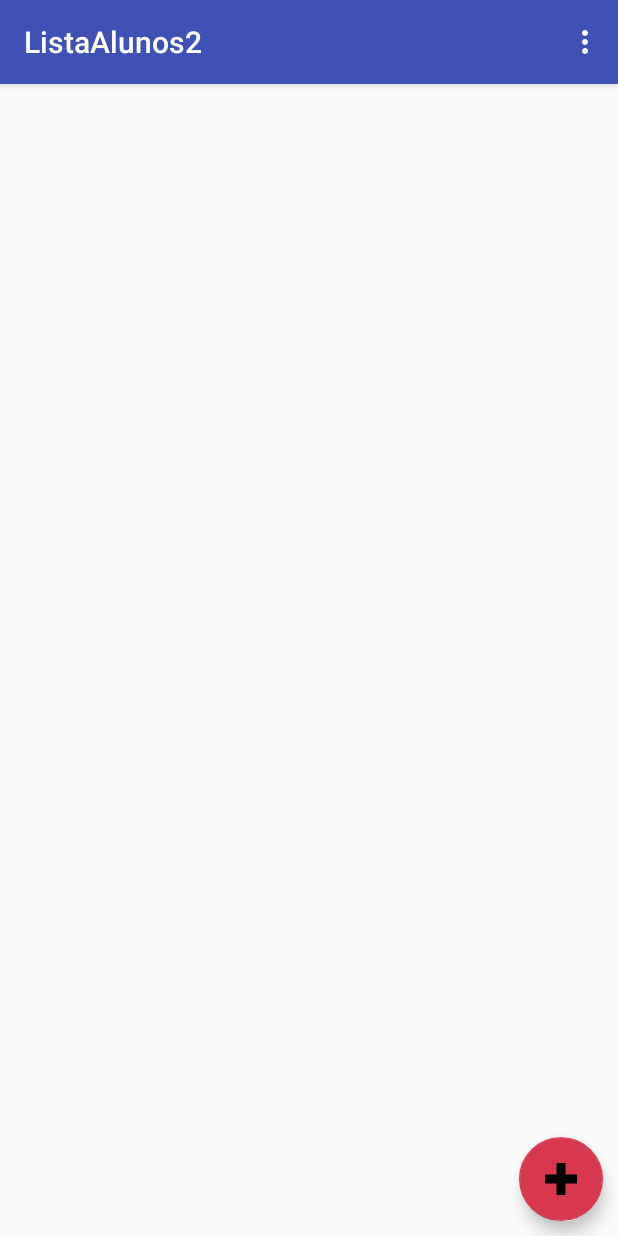
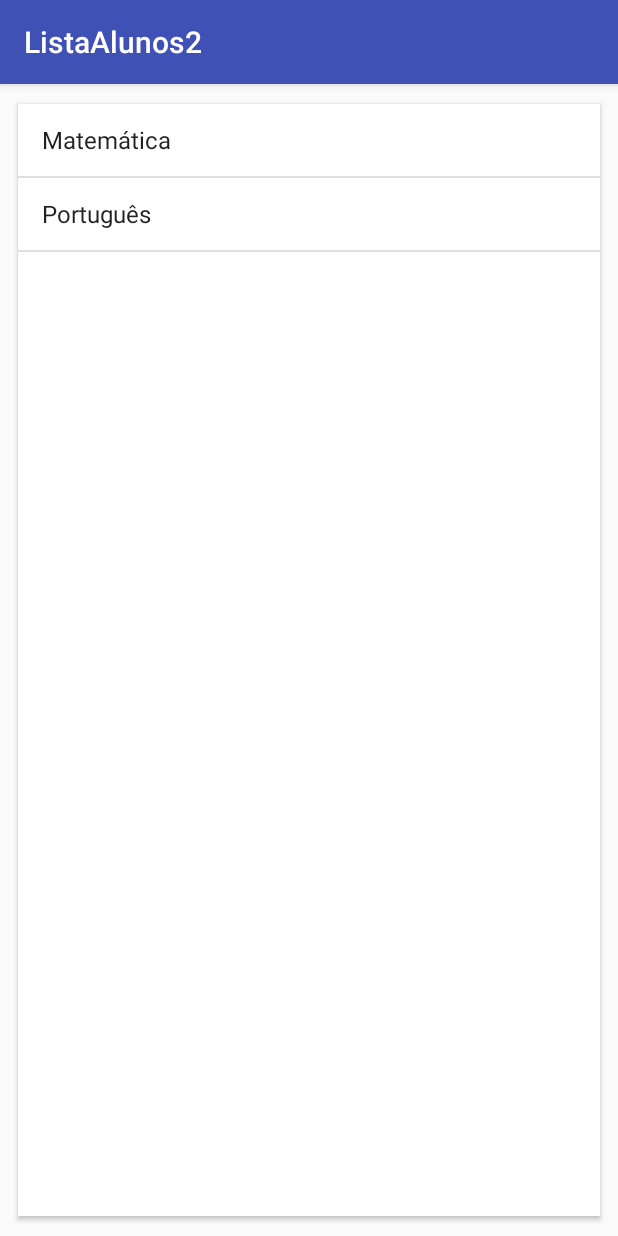
Before and after one commit to sebagou/curso, an Android app: the screen it shows after launch (ListaAlunosActivity before the commit, ProvasActivity after it), in the options menu, after a tap on "Baixar provas", on a phone screen of 412 x 824 dp. Run offline under Robolectric (Android 15) with nearby library versions, the phone set to English and light mode, and no system bars.

Commit message:
versao 8/11

```diff
--- a/app/build.gradle
+++ b/app/build.gradle
@@ -28,4 +28,5 @@ dependencies {
     testCompile 'junit:junit:4.12'
     compile 'com.android.support:design:25.0.0'
     compile 'com.squareup.okhttp3:okhttp:3.9.0'
+    compile 'com.android.support:cardview-v7:25.0.0'
 }
--- a/app/src/main/AndroidManifest.xml
+++ b/app/src/main/AndroidManifest.xml
@@ -21,10 +21,10 @@
 
 
         <activity android:name=".activity.FormularioActivity">
+        </activity>
+        <activity android:name=".activity.ProvasActivity">
+        </activity>
 
-
-
-        </activity>
     </application>
     <uses-permission android:name="android.permission.CALL_PHONE" />
     <uses-permission android:name="android.permission.CAMERA" />
--- a/app/src/main/java/com/example/android7164/listaalunos2/activity/ListaAlunosActivity.java
+++ b/app/src/main/java/com/example/android7164/listaalunos2/activity/ListaAlunosActivity.java
@@ -180,9 +180,12 @@ public class ListaAlunosActivity extends AppCompatActivity {
 
             case R.id.menu_enviar_notas:
                 new EnviaAlunosTask(this).execute();
-
                 return true;
 
+            case R.id.menu_receber_provas:
+                Intent provas = new Intent(this, ProvasActivity.class);
+                startActivity(provas);
+                return true;
 
         }
         return super.onOptionsItemSelected(item);
--- /dev/null
+++ b/app/src/main/java/com/example/android7164/listaalunos2/activity/ProvasActivity.java
@@ -0,0 +1,32 @@
+package com.example.android7164.listaalunos2.activity;
+
+
+import android.os.Bundle;
+import android.support.v4.app.FragmentTransaction;
+import android.support.v7.app.AppCompatActivity;
+
+import com.example.android7164.listaalunos2.R;
+import com.example.android7164.listaalunos2.fragment.ListaProvasFragment;
+
+/**
+ * Created by android7164 on 10/11/17.
+ */
+
+public class ProvasActivity extends AppCompatActivity{
+
+    @Override
+    public void onCreate(Bundle savedInstance){
+        super.onCreate(savedInstance);
+
+        setContentView(R.layout.activity_provas);
+
+        FragmentTransaction transaction = getSupportFragmentManager().beginTransaction();
+
+        transaction.replace(R.id.provas_view, new ListaProvasFragment());
+
+        transaction.commit();
+
+    }
+
+
+}
--- /dev/null
+++ b/app/src/main/java/com/example/android7164/listaalunos2/fragment/ListaProvasFragment.java
@@ -0,0 +1,65 @@
+package com.example.android7164.listaalunos2.fragment;
+
+
+import android.os.Bundle;
+import android.support.v4.app.Fragment;
+import android.view.LayoutInflater;
+import android.view.View;
+import android.view.ViewGroup;
+import android.widget.AdapterView;
+import android.widget.ArrayAdapter;
+import android.widget.ListView;
+import android.widget.Toast;
+
+import com.example.android7164.listaalunos2.R;
+import com.example.android7164.listaalunos2.model.Prova;
+
+import java.util.Arrays;
+import java.util.List;
+
+/**
+ * Created by android7164 on 10/11/17.
+ */
+
+public class ListaProvasFragment extends Fragment {
+    private ListView listViewProvas;
+
+   @Override
+    public View onCreateView(LayoutInflater inflater, ViewGroup container, Bundle savedInstance){
+
+        View layoutProvas = inflater.inflate(R.layout.fragment_lista_provas, container, false);
+
+        this.listViewProvas = (ListView) layoutProvas.findViewById(R.id.lista_provas_listview);
+
+        // Gerando as provas que irão popular nossa lista
+        Prova prova1 = new Prova("20/06/2015", "Matemática");
+        prova1.setTopicos(Arrays.asList("Álgebra linear", "Cálculo", "Estatística"));
+
+        Prova prova2 = new Prova("25/07/2015", "Português");
+        prova2.setTopicos(Arrays.asList("Complemento nominal", "Orações subordinadas", "Análise sintática"));
+
+        List<Prova> provas = Arrays.asList(prova1, prova2);
+
+        // Populando a lista com um ArrayAdapter que recebe a lista de provas
+        this.listViewProvas.setAdapter(new ArrayAdapter<Prova>(getActivity(), android.R.layout.simple_list_item_1, provas));
+
+        this.listViewProvas.setOnItemClickListener(new AdapterView.OnItemClickListener() {
+            @Override
+            public void onItemClick(AdapterView<?> adapter, View view, int posicao, long id) {
+
+                Prova selecionada = (Prova) adapter.getItemAtPosition(posicao);
+
+                Toast.makeText(getActivity(),"Prova: "+ selecionada, Toast.LENGTH_SHORT).show();
+
+            }
+        });
+
+        return layoutProvas;
+
+    }
+
+
+
+
+
+}
--- /dev/null
+++ b/app/src/main/java/com/example/android7164/listaalunos2/model/Prova.java
@@ -0,0 +1,58 @@
+package com.example.android7164.listaalunos2.model;
+
+/**
+ * Created by android7164 on 10/11/17.
+ */
+
+import java.io.Serializable;
+import java.util.ArrayList;
+import java.util.List;
+
+public class Prova implements Serializable {
+    private String data;
+    private String materia;
+    private String descricao;
+    private List<String> topicos = new ArrayList<String>();
+
+    public Prova(String data, String materia) {
+        this.data = data;
+        this.materia = materia;
+    }
+
+    @Override
+    public String toString() {
+        return materia;
+    }
+
+    public String getData() {
+        return data;
+    }
+
+    public void setData(String data) {
+        this.data = data;
+    }
+
+    public String getMateria() {
+        return materia;
+    }
+
+    public void setMateria(String materia) {
+        this.materia = materia;
+    }
+
+    public String getDescricao() {
+        return descricao;
+    }
+
+    public void setDescricao(String descricao) {
+        this.descricao = descricao;
+    }
+
+    public List<String> getTopicos() {
+        return topicos;
+    }
+
+    public void setTopicos(List<String> topicos) {
+        this.topicos = topicos;
+    }
+}
--- /dev/null
+++ b/app/src/main/res/layout/activity_provas.xml
@@ -0,0 +1,13 @@
+<?xml version="1.0" encoding="utf-8"?>
+<LinearLayout xmlns:android="http://schemas.android.com/apk/res/android"
+    android:orientation="vertical"
+    android:layout_width="match_parent"
+    android:layout_height="match_parent">
+
+    <FrameLayout
+        android:layout_width="match_parent"
+        android:layout_height="match_parent"
+        android:id="@+id/provas_view"/>
+
+
+</LinearLayout>
--- /dev/null
+++ b/app/src/main/res/layout/fragment_lista_provas.xml
@@ -0,0 +1,18 @@
+<?xml version="1.0" encoding="utf-8"?>
+
+<android.support.v7.widget.CardView
+    xmlns:android="http://schemas.android.com/apk/res/android"
+    xmlns:card_view="http://schemas.android.com/apk/res-auto"
+    android:layout_width="match_parent"
+    android:layout_height="match_parent"
+    android:layout_gravity="center"
+    android:layout_margin="10dp"
+    card_view:cardCornerRadius="0dp"
+    card_view:cardUseCompatPadding="true">
+
+    <ListView
+        android:id="@+id/lista_provas_listview"
+        android:layout_width="match_parent"
+        android:layout_height="match_parent"/>
+
+</android.support.v7.widget.CardView>
```
